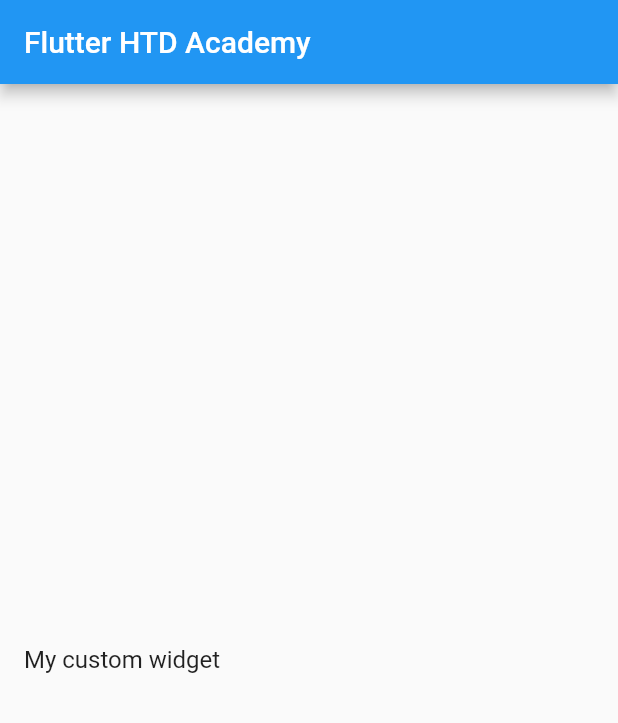
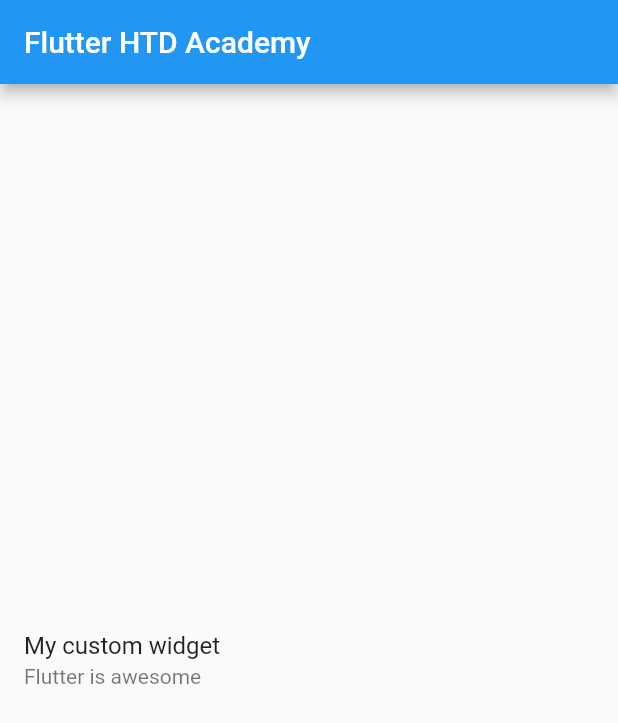
Before and after one commit to wiktoriasobczyk/htd_academy_flutter_introduction, a Flutter app: the screen it shows after launch, on a phone screen of 412 x 824 dp. Shown: the top 723 px of the screen. Run offline on Flutter 3.47's test engine with Material 2 defaults, Android fonts, the light colour scheme and no system bars.

Commit message:
required subtitle

```diff
--- a/lib/screens/my_home_page/my_home_page.dart
+++ b/lib/screens/my_home_page/my_home_page.dart
@@ -20,6 +20,7 @@
       body: const Center(
         child: MyFistWidget(
           title: 'My custom widget',
+          subtitle: 'Flutter is awesome',
         ),
       ),
     );
--- a/lib/screens/my_home_page/widgets/my_first_widget.dart
+++ b/lib/screens/my_home_page/widgets/my_first_widget.dart
@@ -2,15 +2,18 @@
 
 class MyFistWidget extends StatelessWidget {
   final String title;
+  final String subtitle;
   const MyFistWidget({
     Key? key,
     required this.title,
+    required this.subtitle,
   }) : super(key: key);
 
   @override
   Widget build(BuildContext context) {
     return ListTile(
       title: Text(title),
+      subtitle: Text(subtitle),
     );
   }
 }
```
